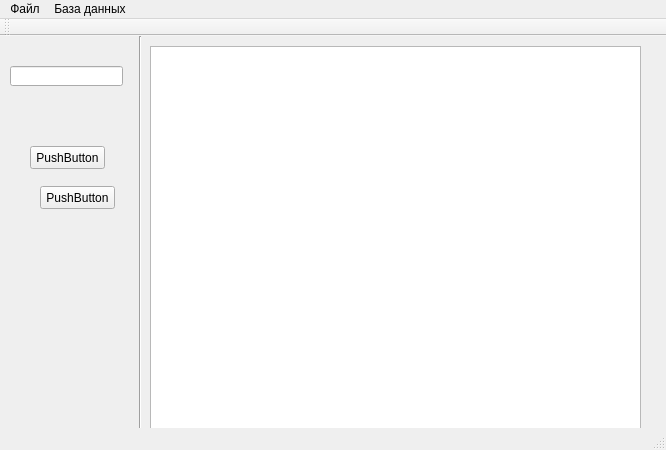
EvgenySavushkin/QtOsmos, file BD_chrom/mainwindow.ui: the form before one commit.
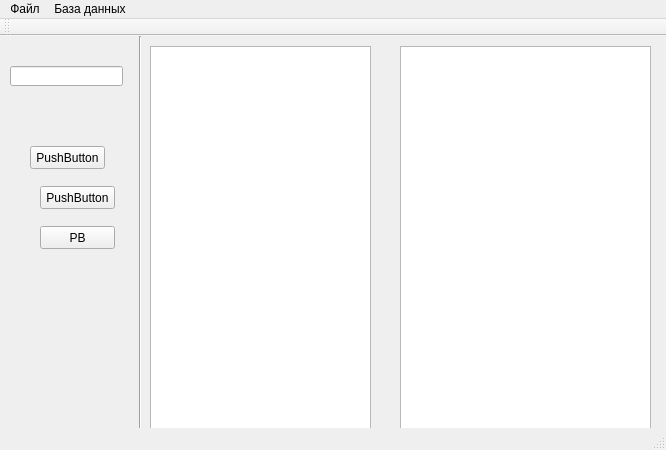
The form after the commit.

```diff
--- a/BD_chrom/mainwindow.ui
+++ b/BD_chrom/mainwindow.ui
@@ -68,11 +68,34 @@
      <rect>
       <x>150</x>
       <y>10</y>
-      <width>491</width>
+      <width>221</width>
       <height>391</height>
      </rect>
     </property>
    </widget>
+   <widget class="QPushButton" name="pushButton_3">
+    <property name="geometry">
+     <rect>
+      <x>40</x>
+      <y>190</y>
+      <width>75</width>
+      <height>23</height>
+     </rect>
+    </property>
+    <property name="text">
+     <string>PB</string>
+    </property>
+   </widget>
+   <widget class="QTextEdit" name="textEdit_2">
+    <property name="geometry">
+     <rect>
+      <x>400</x>
+      <y>10</y>
+      <width>251</width>
+      <height>401</height>
+     </rect>
+    </property>
+   </widget>
   </widget>
   <widget class="QMenuBar" name="menuBar">
    <property name="geometry">
```
